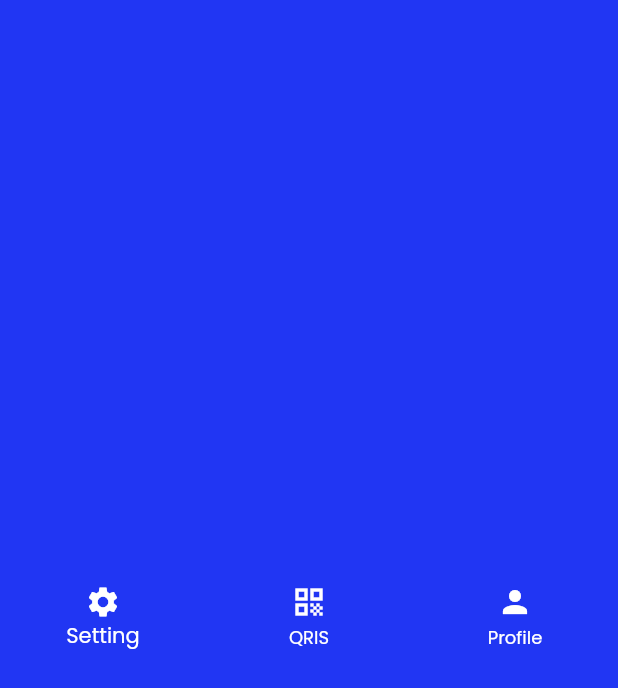
After one commit to madedeva/koperasi_undiksha, a Flutter app: the BottomBar screen opened directly, on a phone screen of 412 x 824 dp. The commit adds this screen. Shown: the top 688 px of the screen. Run offline on Flutter 3.47's test engine with Material 2 defaults, Android fonts, the phone set to English and light mode, and no system bars; our stand-ins replace google_fonts, responsive_framework.

Commit message:
menambahkan tabbar pada tampilan iOS

```diff
--- /dev/null
+++ b/lib/components/app.dart
@@ -0,0 +1,89 @@
+import 'package:flutter/cupertino.dart';
+import 'package:flutter/material.dart';
+import 'package:praktikum_satu/components/home.dart';
+
+class App extends StatelessWidget {
+  const App({Key? key}) : super(key: key);
+
+  @override
+  Widget build(BuildContext context) {
+    return Container();
+  }
+}
+
+class BottomBar extends StatelessWidget {
+  const BottomBar({Key? key}) : super(key: key);
+
+  @override
+  Widget build(BuildContext context) {
+    bool isIOS = Theme.of(context).platform == TargetPlatform.iOS;
+    return isIOS
+        ? CupertinoTabScaffold(
+            tabBar: CupertinoTabBar(
+              items: const <BottomNavigationBarItem>[
+                BottomNavigationBarItem(
+                  icon: Icon(CupertinoIcons.gear),
+                  label: 'Setting',
+                ),
+                BottomNavigationBarItem(
+                  icon: Icon(CupertinoIcons.qrcode),
+                  label: 'QRIS',
+                ),
+                BottomNavigationBarItem(
+                  icon: Icon(CupertinoIcons.person),
+                  label: 'Profile',
+                ),
+              ],
+            ),
+            tabBuilder: (context, index) {
+              late final CupertinoTabView returnValue;
+              switch (index) {
+                case 0:
+                  returnValue = CupertinoTabView(builder: (context) {
+                    return CupertinoPageScaffold(
+                      child: Text('Setting'),
+                    );
+                  });
+                  break;
+                case 1:
+                  returnValue = CupertinoTabView(builder: (context) {
+                    return CupertinoPageScaffold(
+                      child: Text('QRIS'),
+                    );
+                  });
+                  break;
+                case 2:
+                  returnValue = CupertinoTabView(builder: (context) {
+                    return CupertinoPageScaffold(
+                      child: HomePage(),
+                    );
+                  });
+                  break;
+              }
+              return returnValue;
+            },
+          )
+        : BottomNavigationBar(
+            backgroundColor: const Color.fromARGB(255, 33, 54, 243),
+            items: const <BottomNavigationBarItem>[
+              BottomNavigationBarItem(
+                icon: Icon(Icons.settings),
+                label: 'Setting',
+              ),
+              BottomNavigationBarItem(
+                icon: Icon(
+                  Icons.qr_code,
+                ),
+                label: 'QRIS',
+              ),
+              BottomNavigationBarItem(
+                icon: Icon(Icons.person),
+                label: 'Profile',
+              ),
+            ],
+            selectedItemColor: Color.fromARGB(255, 255, 255, 255),
+            unselectedItemColor: Color.fromARGB(255, 255, 255, 255),
+            showUnselectedLabels: true,
+          );
+  }
+}
--- a/lib/main.dart
+++ b/lib/main.dart
@@ -1,5 +1,6 @@
 import 'package:flutter/cupertino.dart';
 import 'package:flutter/material.dart';
+import 'package:praktikum_satu/components/app.dart';
 import 'package:praktikum_satu/components/login.dart';
 import 'package:responsive_framework/responsive_framework.dart';
 import 'package:google_fonts/google_fonts.dart';
@@ -32,7 +33,7 @@
             theme: CupertinoThemeData(
               primaryContrastingColor: Colors.white,
             ),
-            home: LoginPage(),
+            home: BottomBar(),
           )
         : MaterialApp(
             builder: (context, widget) => ResponsiveWrapper.builder(
```
Also changed, not shown: lib/components/home.dart (+1 -20 lines).
